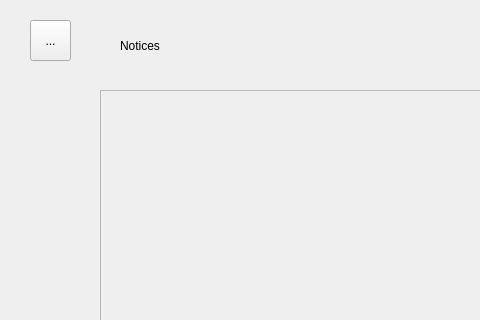
This is King_Project/noticesform.ui in greg-maceachern12/MicroManage as Qt 5 draws it before an edit; both pictures show x 0 to 480 and y 0 to 320 of the 712 by 520 pixel window. The edited form follows.
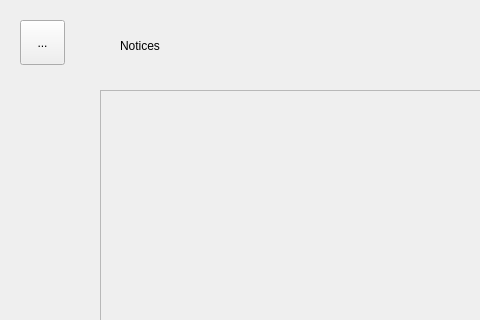
This is the edited form.

Commit message: Created separate directories for the css style sheets and the images. Added the icons for MainPage, the side menu, and edit mode button. Fixed menu buttons on all pages so that it is always in the same position with the same size. Set the fixed width for the side menu. Linked the edit mode button of the Profile class to the makeEditable() method.

Patch:
```diff
--- a/King_Project/noticesform.ui
+++ b/King_Project/noticesform.ui
@@ -16,10 +16,10 @@
   <widget class="QToolButton" name="menuButton">
    <property name="geometry">
     <rect>
-     <x>30</x>
+     <x>20</x>
      <y>20</y>
-     <width>41</width>
-     <height>41</height>
+     <width>45</width>
+     <height>45</height>
     </rect>
    </property>
    <property name="text">
```
The commit also changes 41 other files.
